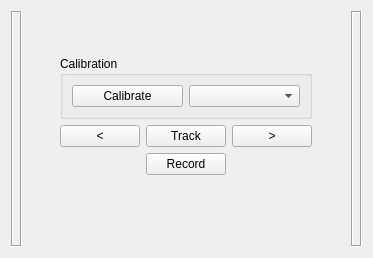
eetuna/cisst, file branches/2011-01-24-trek/examples/devicesTutorial/example7/devMicronTrackerControllerQWidget.ui: the form before one commit.
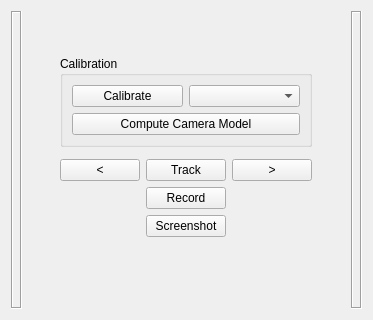
The form after the commit.

Commit message: /branches/trek, devicesTutorialExample7: updated example to work with new cisstMultiTask syntax and changes to devMicronTracker; added screenshot functionality to save video frames.

Diff of the .ui file:
```diff
--- a/branches/2011-01-24-trek/examples/devicesTutorial/example7/devMicronTrackerControllerQWidget.ui
+++ b/branches/2011-01-24-trek/examples/devicesTutorial/example7/devMicronTrackerControllerQWidget.ui
@@ -7,7 +7,7 @@
     <x>0</x>
     <y>0</y>
     <width>373</width>
-    <height>258</height>
+    <height>320</height>
    </rect>
   </property>
   <property name="windowTitle">
@@ -27,7 +27,7 @@
      </property>
     </spacer>
    </item>
-   <item row="0" column="6" rowspan="7">
+   <item row="0" column="6" rowspan="9">
     <widget class="QLabel" name="FrameRight">
      <property name="frameShape">
       <enum>QFrame::Box</enum>
@@ -42,21 +42,28 @@
      <property name="title">
       <string>Calibration</string>
      </property>
-     <layout class="QHBoxLayout" name="horizontalLayout">
-      <item>
+     <layout class="QGridLayout" name="gridLayout_2">
+      <item row="0" column="0">
        <widget class="QPushButton" name="ButtonCalibratePivot">
         <property name="text">
          <string>Calibrate</string>
         </property>
        </widget>
       </item>
-      <item>
+      <item row="0" column="1">
        <widget class="QComboBox" name="BoxTools"/>
       </item>
+      <item row="1" column="0" colspan="2">
+       <widget class="QPushButton" name="ButtonComputeCameraModel">
+        <property name="text">
+         <string>Compute Camera Model</string>
+        </property>
+       </widget>
+      </item>
      </layout>
     </widget>
    </item>
-   <item row="1" column="1" rowspan="2">
+   <item row="1" column="1" rowspan="3">
     <spacer name="SpacerLeftTop">
      <property name="orientation">
       <enum>Qt::Horizontal</enum>
@@ -69,7 +76,7 @@
      </property>
     </spacer>
    </item>
-   <item row="2" column="3">
+   <item row="3" column="3">
     <widget class="QPushButton" name="ButtonTrack">
      <property name="text">
       <string>Track</string>
@@ -79,7 +86,7 @@
      </property>
     </widget>
    </item>
-   <item row="1" column="5" rowspan="2">
+   <item row="1" column="5" rowspan="3">
     <spacer name="SpacerRightTop">
      <property name="orientation">
       <enum>Qt::Horizontal</enum>
@@ -92,7 +99,7 @@
      </property>
     </spacer>
    </item>
-   <item row="5" column="1">
+   <item row="7" column="1">
     <spacer name="SpacerLeftBottom">
      <property name="orientation">
       <enum>Qt::Horizontal</enum>
@@ -105,14 +112,14 @@
      </property>
     </spacer>
    </item>
-   <item row="5" column="2" colspan="3">
+   <item row="7" column="2" colspan="3">
     <layout class="QVBoxLayout" name="LayoutTools">
      <property name="sizeConstraint">
       <enum>QLayout::SetFixedSize</enum>
      </property>
     </layout>
    </item>
-   <item row="5" column="5">
+   <item row="7" column="5">
     <spacer name="SpacerRightBottom">
      <property name="orientation">
       <enum>Qt::Horizontal</enum>
@@ -125,7 +132,7 @@
      </property>
     </spacer>
    </item>
-   <item row="6" column="2" colspan="3">
+   <item row="8" column="2" colspan="3">
     <spacer name="SpacerBottom">
      <property name="orientation">
       <enum>Qt::Vertical</enum>
@@ -138,7 +145,7 @@
      </property>
     </spacer>
    </item>
-   <item row="0" column="0" rowspan="7">
+   <item row="0" column="0" rowspan="9">
     <widget class="QLabel" name="FrameLeft">
      <property name="frameShape">
       <enum>QFrame::Box</enum>
@@ -148,7 +155,7 @@
      </property>
     </widget>
    </item>
-   <item row="2" column="2">
+   <item row="3" column="2">
     <widget class="QPushButton" name="ButtonCaptureFrameLeft">
      <property name="text">
       <string>&lt;</string>
@@ -158,7 +165,7 @@
      </property>
     </widget>
    </item>
-   <item row="2" column="4">
+   <item row="3" column="4">
     <widget class="QPushButton" name="ButtonCaptureFrameRight">
      <property name="text">
       <string>&gt;</string>
@@ -168,7 +175,7 @@
      </property>
     </widget>
    </item>
-   <item row="3" column="3">
+   <item row="4" column="3">
     <widget class="QPushButton" name="ButtonRecord">
      <property name="text">
       <string>Record</string>
@@ -178,6 +185,13 @@
      </property>
     </widget>
    </item>
+   <item row="5" column="3">
+    <widget class="QPushButton" name="ButtonScreenshot">
+     <property name="text">
+      <string>Screenshot</string>
+     </property>
+    </widget>
+   </item>
   </layout>
  </widget>
  <resources/>
```
The commit also changes 7 other files.
